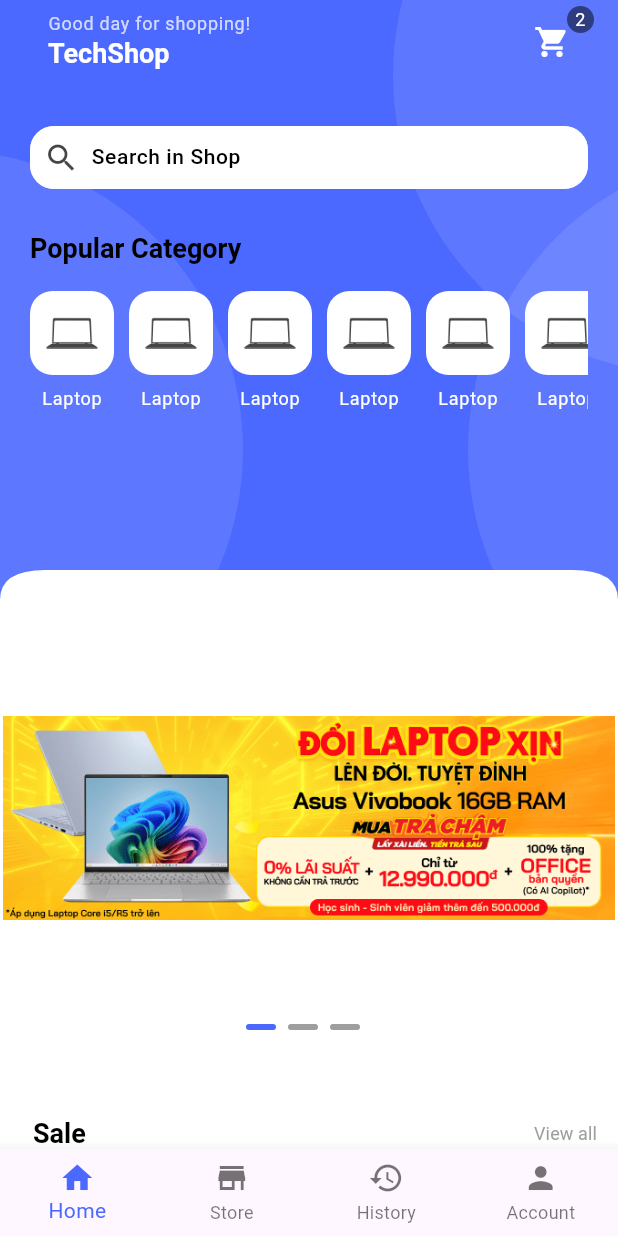
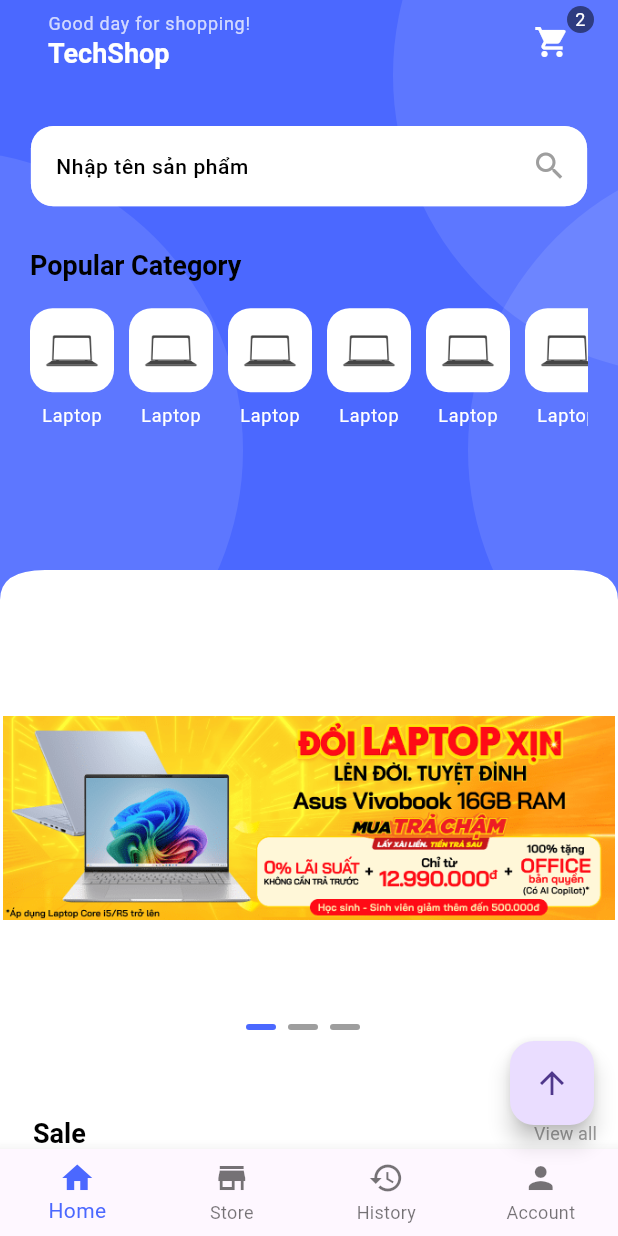
Before and after one commit to DamPhong1311/flutter_e-commerce_mobile_app, a Flutter app: the screen it shows after launch, on a phone screen of 412 x 824 dp. Run offline on Flutter 3.47's test engine with Material 3 defaults, Android fonts, the phone set to English and light mode, and no system bars; drawn by our look-alikes of carousel_slider; our stand-ins replace cloud_firestore, device_preview, file_picker, firebase_auth, firebase_core, flutter_dotenv and 2 more; missing offline and left inert: iconify_flutter_plus; accounts and stored records are empty; Roboto replaces fonts that are missing (Poppins).

Commit message:
complete search, add crollToTop Button,...

```diff
--- a/lib/common/widgets/gridview_products.dart
+++ b/lib/common/widgets/gridview_products.dart
@@ -124,12 +124,12 @@
                           salePercent ?? '',
                           style: Theme.of(context)
                               .textTheme
-                              .titleSmall!
+                              .bodyLarge!
                               .apply(color: Colors.red),
                         )
                 ],
               )
-            : SizedBox(),
+            : SizedBox(height: 22),
         Row(
           children: [
             Icon(
--- a/lib/nav_page.dart
+++ b/lib/nav_page.dart
@@ -16,10 +16,12 @@
   int _currentPage = 0;
 
   List<Widget> pages = [];
+  late ScrollController _scrollController;
 
   @override
   void initState() {
     super.initState();
+    _scrollController = ScrollController();
     pages = [
       HomePage(),
       StoreScreen(),
@@ -28,6 +30,14 @@
       ),
       AccountPage()
     ];
+  }
+
+  void _scrollToTop() {
+    _scrollController.animateTo(
+      0.0, // Vị trí đầu trang
+      duration: Duration(milliseconds: 500), // Thời gian cuộn
+      curve: Curves.easeInOut, // Hiệu ứng cuộn
+    );
   }
 
   @override
@@ -64,6 +74,10 @@
                 label: 'Account',
                 backgroundColor: Colors.transparent)
           ]),
+      floatingActionButton: FloatingActionButton(
+        onPressed: _scrollToTop,
+        child: Icon(Icons.arrow_upward),
+      ),
     );
   }
 }
--- a/lib/pages/home/home_page.dart
+++ b/lib/pages/home/home_page.dart
@@ -16,6 +16,7 @@
 import '../../common/widgets/title/main_title.dart';
 import '../../models/product.dart';
 import '../../services/product_service.dart';
+import '../search/search_page.dart';
 
 class HomePage extends StatefulWidget {
   const HomePage({super.key});
@@ -26,6 +27,7 @@
 
 class _HomePageState extends State<HomePage> {
   int currentBanner = 0;
+  final TextEditingController _searchController = TextEditingController();
   final ProductService _productService = ProductService();
   late Future<List<Product>> _productsFuture;
   @override
@@ -47,20 +49,13 @@
                 children: [
                   _textAndCartButton(context),
                   KSizedBox.mediumSpace,
-                  SearchContainer(
-                    onTap: () {
-                      //thay login() thành widget cần đi tới
-                      Navigator.pushReplacement(context,
-                          MaterialPageRoute(builder: (context) => LoginPage()));
-                    },
-                  ),
+                  SearchHead(searchController: _searchController),
                   KSizedBox.mediumSpace,
                   MainTitle(title: 'Popular Category'),
                   KSizedBox.smallHeightSpace,
                   KSizedBox.smallHeightSpace,
                   ListViewHorizontal(
                     onTap: () {
-                      //thay login() thành widget cần đi tới
                       Navigator.pushReplacement(context,
                           MaterialPageRoute(builder: (context) => LoginPage()));
                     },
@@ -117,18 +112,16 @@
                                       : Helper.screenHeight(context) * 0.33,
                             ),
 
-                            //làm dạng ngang và nếu điện thoại nhỏ sẽ đổi sang dạng đó
-
                             itemBuilder: (_, index) {
                               final product = products[index];
                               return GestureDetector(
                                 onTap: () {
                                   //thay login() thành widget cần đi tới
-                                  Navigator.pushReplacement(
-                                      context,
-                                      MaterialPageRoute(
-                                          builder: (context) =>
-                                              ProductDetail()));
+                                  Navigator.push(
+                                    context,
+                                    MaterialPageRoute(
+                                        builder: (context) => ProductDetail()),
+                                  );
                                 },
                                 child: InfoProductContainerVer(
                                   // context: context,
@@ -144,33 +137,6 @@
                                 ),
                               );
                             });
-                        // ListView.builder(
-                        //   itemCount: products.length,
-                        //   itemBuilder: (context, index) {
-                        //     Product product = products[index];
-                        //     return GridviewProductsContainer(
-                        //       length: products.length,
-                        //       imageProduct: product.imageUrl,
-                        //       nameProduct:
-                        //           product.name,
-                        //       priceProduct: Helper.formatCurrency(product.priceProduct),
-                        //       isSale: product.isSale,
-                        //       oldPrice: Helper.formatCurrency(product.oldPrice),
-                        //       salePercent: product.salePercent,
-                        //       rateProduct: '4.8',
-                        //       isSmallDevice: Helper.screenWidth(context) < 390
-                        //           ? true
-                        //           : false,
-                        //       onTap: () {
-                        //         //thay login() thành widget cần đi tới
-                        //         Navigator.pushReplacement(
-                        //             context,
-                        //             MaterialPageRoute(
-                        //                 builder: (context) => ProductDetail()));
-                        //       },
-                        //     );
-                        //   },
-                        // );
                       })
                 ],
               ),
@@ -283,6 +249,58 @@
                 )),
             child
           ],
+        ),
+      ),
+    );
+  }
+}
+
+class SearchHead extends StatelessWidget {
+  const SearchHead({
+    super.key,
+    required TextEditingController searchController,
+  }) : _searchController = searchController;
+
+  final TextEditingController _searchController;
+
+  @override
+  Widget build(BuildContext context) {
+    return Center(
+      child: Container(
+        width: Helper.screenWidth(context) * 0.9,
+        decoration: BoxDecoration(
+            color: Helper.isDarkMode(context)
+                ? KColors.lightModeColor
+                : Colors.white,
+            borderRadius: BorderRadius.circular(15),
+            border: Border.all(color: KColors.dartModeColor)),
+        child: Padding(
+          padding: const EdgeInsets.only(left: 8.0),
+          child: TextField(
+            controller: _searchController,
+            decoration: InputDecoration(
+              border: InputBorder.none,
+              enabledBorder: InputBorder.none,
+              focusedBorder: InputBorder.none,
+              labelText: '  Nhập tên sản phẩm',
+              labelStyle: Theme.of(context).textTheme.bodySmall,
+              suffixIcon: IconButton(
+                icon: Icon(Icons.search),
+                onPressed: () {
+                  String searchQuery = _searchController.text.trim();
+                  if (searchQuery.isNotEmpty) {
+                    Navigator.push(
+                      context,
+                      MaterialPageRoute(
+                        builder: (context) =>
+                            SearchPage(searchQuery: searchQuery),
+                      ),
+                    );
+                  }
+                },
+              ),
+            ),
+          ),
         ),
       ),
     );
--- a/lib/services/auth_service.dart
+++ b/lib/services/auth_service.dart
@@ -16,7 +16,9 @@
       try{
         UserCredential userCredential = await FirebaseAuth.instance.createUserWithEmailAndPassword(email: email, password: password);
          User? user = userCredential.user;
-      if (user != null) {
+
+        // add lên firestore
+       if (user != null) {
         await FirebaseFirestore.instance.collection("users").doc(user.uid).set({
           "uid": user.uid,
            "name": name,
--- a/lib/services/product_service.dart
+++ b/lib/services/product_service.dart
@@ -8,7 +8,7 @@
     try {
       QuerySnapshot snapshot = await _db.collection('products').get();
       for (var doc in snapshot.docs) {
-      print("Dữ liệu Firestore: ${doc.data()}");
+      // print("Dữ liệu Firestore: ${doc.data()}");
     }
       return snapshot.docs
           .map((doc) => Product.fromMap(doc.data() as Map<String, dynamic>, doc.id))
```
Also changed, not shown: assets/data/products.json (added, +37 -0 lines), lib/pages/product_detail/product_detail.dart (+7 -4 lines), lib/pages/search/search_page.dart (added, +109 -0 lines).
